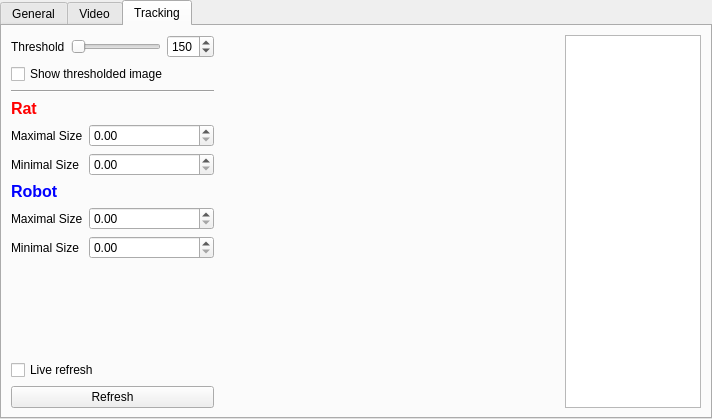
Before: the Qt Designer form configwindow.ui in fgu-cas/kachna-tracker, drawn with Qt 5.
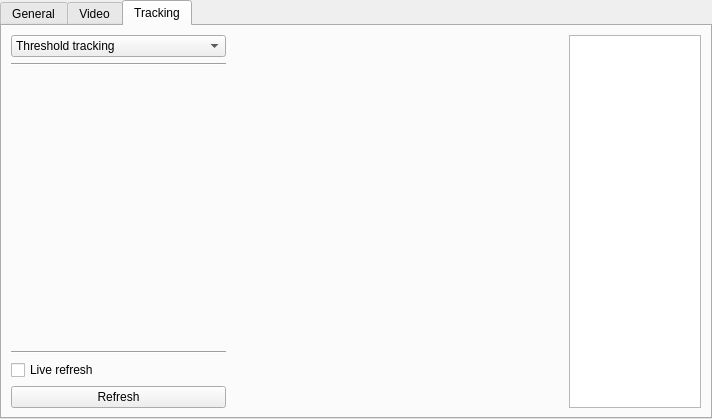
After: the same form once the commit is applied. The open tabs and pages were chosen to show the change. Custom widgets are drawn as their Qt base class.

Diff of the .ui file:
```diff
--- a/configwindow.ui
+++ b/configwindow.ui
@@ -710,8 +710,36 @@
    <attribute name="title">
     <string>Tracking</string>
    </attribute>
-   <layout class="QHBoxLayout" name="horizontalLayout_3" stretch="3,5,2">
+   <layout class="QHBoxLayout" name="horizontalLayout_3" stretch="0,5,2">
     <item>
+     <layout class="QVBoxLayout" name="verticalLayout_4">
+      <item>
+       <widget class="QComboBox" name="trackingCombobox">
+        <item>
+         <property name="text">
+          <string>Threshold tracking</string>
+         </property>
+        </item>
+        <item>
+         <property name="text">
+          <string>Color tracking</string>
+         </property>
+        </item>
+       </widget>
+      </item>
+      <item>
+       <widget class="Line" name="line_5">
+        <property name="orientation">
+         <enum>Qt::Horizontal</enum>
+        </property>
+       </widget>
+      </item>
+      <item>
+       <widget class="QStackedWidget" name="trackingWidget">
+        <property name="currentIndex">
+         <number>0</number>
+        </property>
+        <widget class="QWidget" name="page">
      <layout class="QVBoxLayout" name="verticalLayout_3">
       <item>
        <layout class="QHBoxLayout" name="horizontalLayout_2">
@@ -886,6 +914,33 @@
         </property>
        </spacer>
       </item>
+         </layout>
+        </widget>
+        <widget class="QWidget" name="page_2">
+         <layout class="QVBoxLayout" name="verticalLayout_7">
+          <item>
+           <widget class="ColorSelector" name="ratFrontSelector" native="true"/>
+          </item>
+          <item>
+           <widget class="ColorSelector" name="ratBackSelector" native="true"/>
+          </item>
+          <item>
+           <widget class="ColorSelector" name="robotFrontSelector" native="true"/>
+          </item>
+          <item>
+           <widget class="ColorSelector" name="robotBackSelector" native="true"/>
+          </item>
+         </layout>
+        </widget>
+       </widget>
+      </item>
+      <item>
+       <widget class="Line" name="line">
+        <property name="orientation">
+         <enum>Qt::Horizontal</enum>
+        </property>
+       </widget>
+      </item>
       <item>
        <widget class="QCheckBox" name="refreshCheckbox">
         <property name="text">
@@ -921,6 +976,12 @@
    <extends>QLabel</extends>
    <header>masklabel.h</header>
   </customwidget>
+  <customwidget>
+   <class>ColorSelector</class>
+   <extends>QWidget</extends>
+   <header>colorselector.h</header>
+   <container>1</container>
+  </customwidget>
  </customwidgets>
  <resources/>
  <connections/>
```
Lines whose indentation alone changed are shown as unchanged.
